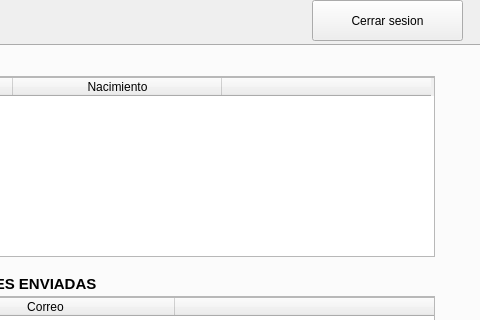
First picture: the form in Fase2/main/usuarios.ui, repository Kevin-alvarez1/PROYECTO_MULTIFASES_RED_SOCIAL, before the edit; both pictures show x 658 to 1138 and y 0 to 320 of the 1138 by 557 pixel window.
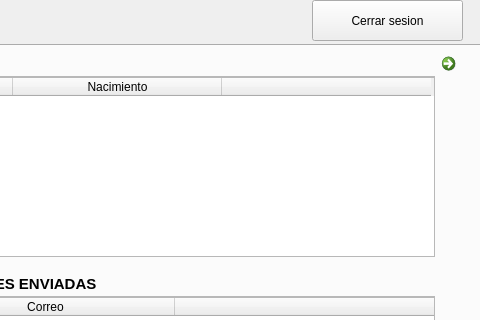
Second picture: the form after the edit. The open tabs and pages were chosen to show the change. Icons and pictures are not drawn.

Commit message: Tabla de usuarios para solicitudes listo, enviar solicitud listo

The edit to the form file:
```diff
--- a/Fase2/main/usuarios.ui
+++ b/Fase2/main/usuarios.ui
@@ -705,6 +705,22 @@
       <string>SOLICITUDES ENVIADAS</string>
      </property>
     </widget>
+    <widget class="QCommandLinkButton" name="commandLinkButton">
+     <property name="geometry">
+      <rect>
+       <x>1090</x>
+       <y>0</y>
+       <width>31</width>
+       <height>41</height>
+      </rect>
+     </property>
+     <property name="text">
+      <string/>
+     </property>
+     <property name="icon">
+      <iconset theme="QIcon::ThemeIcon::ViewRestore"/>
+     </property>
+    </widget>
    </widget>
    <widget class="QWidget" name="tab_4">
     <attribute name="title">
```
Left out of the diff: 4 changed lines with no effect on the pictures. The commit also changes 58 other files.
